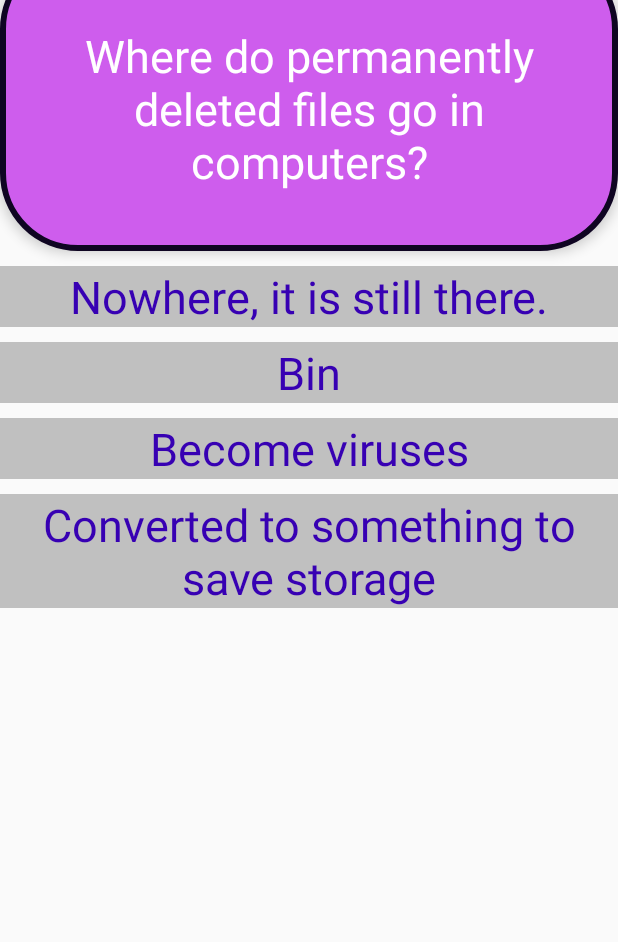
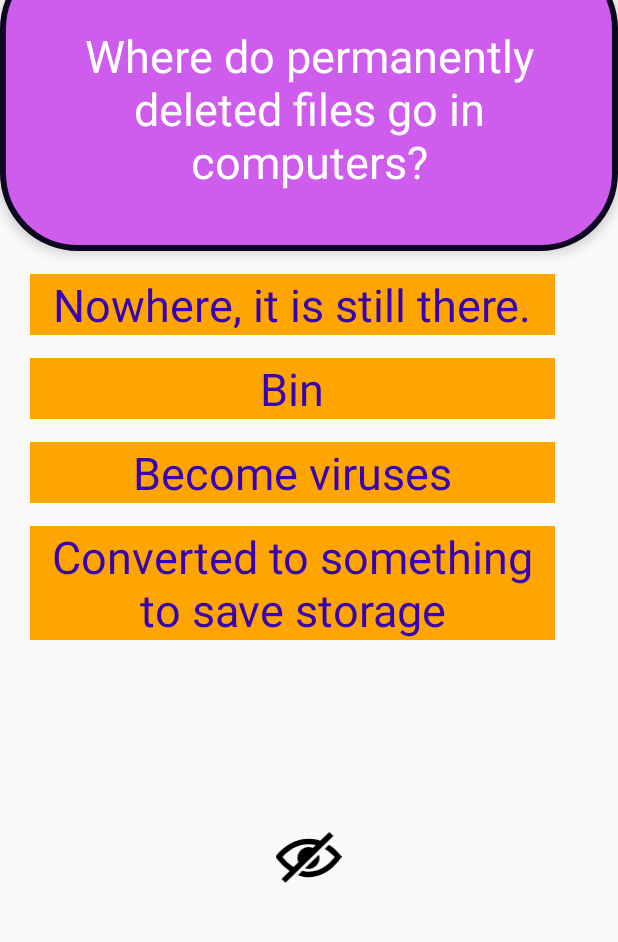
Before and after one commit to PhumuzileMoyo8/FlashCard, an Android app: the screen it shows after launch (MainActivity), on a phone screen of 412 x 824 dp, the part 133-1075 px from its top. Run offline under Robolectric (Android 15) with nearby library versions, the phone set to English and light mode, and no system bars.

Commit message:
new toggle button to show and hide answers

```diff
--- a/app/src/main/java/com/example/flashcard/MainActivity.java
+++ b/app/src/main/java/com/example/flashcard/MainActivity.java
@@ -1,9 +1,12 @@
 package com.example.flashcard;
 
+import androidx.annotation.RequiresApi;
 import androidx.appcompat.app.AppCompatActivity;
 
+import android.os.Build;
 import android.os.Bundle;
 import android.view.View;
+import android.widget.ImageView;
 
 public class MainActivity extends AppCompatActivity {
 
@@ -27,5 +30,79 @@
                 //findViewById(R.id.FC_question).setVisibility(View.VISIBLE);
             }
         });**/
+
+        findViewById(R.id.FC_answerA).setOnClickListener(new View.OnClickListener() {
+            @RequiresApi(api = Build.VERSION_CODES.M)
+            @Override
+            public void onClick(View v) {
+                findViewById(R.id.FC_answerA).setBackgroundColor(getResources().getColor(R.color.Green, null));
+                //findViewById(R.id.FC_question).setVisibility(View.VISIBLE);
+            }
+        });
+
+        findViewById(R.id.FC_answerB).setOnClickListener(new View.OnClickListener() {
+            @RequiresApi(api = Build.VERSION_CODES.M)
+            @Override
+            public void onClick(View v) {
+                findViewById(R.id.FC_answerB).setBackgroundColor(getResources().getColor(R.color.Magenta, null));
+                findViewById(R.id.FC_answerA).setBackgroundColor(getResources().getColor(R.color.Green, null));
+                //findViewById(R.id.FC_question).setVisibility(View.VISIBLE);
+            }
+        });
+
+        findViewById(R.id.FC_answerC).setOnClickListener(new View.OnClickListener() {
+            @RequiresApi(api = Build.VERSION_CODES.M)
+            @Override
+            public void onClick(View v) {
+                findViewById(R.id.FC_answerC).setBackgroundColor(getResources().getColor(R.color.Purple, null));
+                findViewById(R.id.FC_answerA).setBackgroundColor(getResources().getColor(R.color.Green, null));
+                //findViewById(R.id.FC_question).setVisibility(View.VISIBLE);
+            }
+        });
+
+        findViewById(R.id.FC_answerD).setOnClickListener(new View.OnClickListener() {
+            @RequiresApi(api = Build.VERSION_CODES.M)
+            @Override
+            public void onClick(View v) {
+                findViewById(R.id.FC_answerD).setBackgroundColor(getResources().getColor(R.color.Red, null));
+                findViewById(R.id.FC_answerA).setBackgroundColor(getResources().getColor(R.color.Green, null));
+                //findViewById(R.id.FC_question).setVisibility(View.VISIBLE);
+            }
+        });
+
+        findViewById(R.id.FC_Screen).setOnClickListener(new View.OnClickListener() {
+            @RequiresApi(api = Build.VERSION_CODES.M)
+            @Override
+            public void onClick(View v) {
+                findViewById(R.id.FC_answerA).setBackgroundColor(getResources().getColor(R.color.Orange, null));
+                findViewById(R.id.FC_answerB).setBackgroundColor(getResources().getColor(R.color.Orange, null));
+                findViewById(R.id.FC_answerC).setBackgroundColor(getResources().getColor(R.color.Orange, null));
+                findViewById(R.id.FC_answerD).setBackgroundColor(getResources().getColor(R.color.Orange, null));
+
+                findViewById(R.id.FC_answerA).setVisibility(View.VISIBLE);
+                findViewById(R.id.FC_answerB).setVisibility(View.VISIBLE);
+                findViewById(R.id.FC_answerC).setVisibility(View.VISIBLE);
+                findViewById(R.id.FC_answerD).setVisibility(View.VISIBLE);
+
+            }
+        });
+
+        findViewById(R.id.toggle_choices_visibility).setOnClickListener(new View.OnClickListener() {
+            @RequiresApi(api = Build.VERSION_CODES.M)
+            @Override
+            //If the eye is open, user is preparing to view answers. On click, image is set to close eye, which revels the answers
+            public void onClick(View v) {
+
+                ((ImageView) findViewById(R.id.toggle_choices_visibility)).setImageResource(R.drawable.ic_openeye);
+
+                findViewById(R.id.FC_answerA).setVisibility(View.INVISIBLE);
+                findViewById(R.id.FC_answerB).setVisibility(View.INVISIBLE);
+                findViewById(R.id.FC_answerC).setVisibility(View.INVISIBLE);
+                findViewById(R.id.FC_answerD).setVisibility(View.INVISIBLE);
+
+        }
+        });
+
     }
+
 }
--- /dev/null
+++ b/app/src/main/res/drawable/ic_closedeye.xml
@@ -0,0 +1,9 @@
+<vector xmlns:android="http://schemas.android.com/apk/res/android"
+    android:width="24dp"
+    android:height="24dp"
+    android:viewportWidth="24"
+    android:viewportHeight="24">
+  <path
+      android:fillColor="#FF000000"
+      android:pathData="M19.604,2.562l-3.346,3.137c-1.27,-0.428 -2.686,-0.699 -4.243,-0.699 -7.569,0 -12.015,6.551 -12.015,6.551s1.928,2.951 5.146,5.138l-2.911,2.909 1.414,1.414 17.37,-17.035 -1.415,-1.415zM13.588,8.341c-3.288,-1.453 -6.681,1.908 -5.265,5.206l-1.726,1.707c-1.814,-1.16 -3.225,-2.65 -4.06,-3.66 1.493,-1.648 4.817,-4.594 9.478,-4.594 0.927,0 1.796,0.119 2.61,0.315l-1.037,1.026zM10.705,15.772l5.09,-4.993c1.017,3.111 -2.003,6.067 -5.09,4.993zM24,11.551s-4.252,7.449 -11.985,7.449c-1.379,0 -2.662,-0.291 -3.851,-0.737l1.614,-1.583c0.715,0.193 1.458,0.32 2.237,0.32 4.791,0 8.104,-3.527 9.504,-5.364 -0.729,-0.822 -1.956,-1.99 -3.587,-2.952l1.489,-1.46c2.982,1.9 4.579,4.327 4.579,4.327z"/>
+</vector>
--- /dev/null
+++ b/app/src/main/res/drawable/ic_openeye.xml
@@ -0,0 +1,9 @@
+<vector xmlns:android="http://schemas.android.com/apk/res/android"
+    android:width="24dp"
+    android:height="24dp"
+    android:viewportWidth="24"
+    android:viewportHeight="24">
+  <path
+      android:fillColor="#FF000000"
+      android:pathData="M12.015,7c4.751,0 8.063,3.012 9.504,4.636 -1.401,1.837 -4.713,5.364 -9.504,5.364 -4.42,0 -7.93,-3.536 -9.478,-5.407 1.493,-1.647 4.817,-4.593 9.478,-4.593zM12.015,5c-7.569,0 -12.015,6.551 -12.015,6.551s4.835,7.449 12.015,7.449c7.733,0 11.985,-7.449 11.985,-7.449s-4.291,-6.551 -11.985,-6.551zM12,8c-2.21,0 -4,1.791 -4,4s1.79,4 4,4c2.209,0 4,-1.791 4,-4s-1.791,-4 -4,-4zM11.996,11.999c-0.564,0.564 -1.479,0.564 -2.044,0s-0.565,-1.48 0,-2.044c0.564,-0.564 1.479,-0.564 2.044,0s0.565,1.479 0,2.044z"/>
+</vector>
--- a/app/src/main/res/layout/activity_main.xml
+++ b/app/src/main/res/layout/activity_main.xml
@@ -1,28 +1,30 @@
 <?xml version="1.0" encoding="utf-8"?>
 <RelativeLayout xmlns:android="http://schemas.android.com/apk/res/android"
     xmlns:tools="http://schemas.android.com/tools"
+    android:id="@+id/FC_Screen"
     android:layout_width="match_parent"
     android:layout_height="match_parent"
     tools:context=".MainActivity">
 
     <TextView
         android:id="@+id/FC_question"
+        android:layout_width="match_parent"
+        android:layout_height="200dp"
         android:background="@drawable/solid_color_shape"
         android:elevation="5dp"
+        android:gravity="center"
+        android:text="Where do permanently deleted files go in computers?"
         android:textColor="@color/White"
-        android:layout_width="match_parent"
-        android:layout_height="200dp"
-        android:text="Where do permanently deleted files go in computers?"
-        android:gravity="center"
         android:textSize="30sp" />
 
     <TextView
         android:id="@+id/FC_answerA"
-        android:layout_width="match_parent"
+        android:layout_width="350dp"
         android:layout_height="wrap_content"
         android:layout_below="@+id/FC_question"
-        android:layout_marginTop="10dp"
-        android:background="@color/Silver"
+        android:layout_marginLeft="20dp"
+        android:layout_marginTop="15dp"
+        android:background="@color/Orange"
         android:gravity="center"
         android:text="Nowhere, it is still there."
         android:textColor="@color/colorPrimaryDark"
@@ -31,11 +33,12 @@
 
     <TextView
         android:id="@+id/FC_answerB"
-        android:layout_width="match_parent"
+        android:layout_width="350dp"
         android:layout_height="wrap_content"
         android:layout_below="@+id/FC_answerA"
-        android:layout_marginTop="10dp"
-        android:background="@color/Silver"
+        android:layout_marginLeft="20dp"
+        android:layout_marginTop="15dp"
+        android:background="@color/Orange"
         android:gravity="center"
         android:text="Bin"
         android:textColor="@color/colorPrimaryDark"
@@ -44,11 +47,12 @@
 
     <TextView
         android:id="@+id/FC_answerC"
-        android:layout_width="match_parent"
+        android:layout_width="350dp"
         android:layout_height="wrap_content"
         android:layout_below="@+id/FC_answerB"
-        android:layout_marginTop="10dp"
-        android:background="@color/Silver"
+        android:layout_marginLeft="20dp"
+        android:layout_marginTop="15dp"
+        android:background="@color/Orange"
         android:gravity="center"
         android:text="Become viruses"
         android:textColor="@color/colorPrimaryDark"
@@ -57,15 +61,27 @@
 
     <TextView
         android:id="@+id/FC_answerD"
-        android:layout_width="match_parent"
+        android:layout_width="350dp"
         android:layout_height="wrap_content"
         android:layout_below="@+id/FC_answerC"
-        android:layout_marginTop="10dp"
-        android:background="@color/Silver"
+        android:layout_marginLeft="20dp"
+        android:layout_marginTop="15dp"
+        android:background="@color/Orange"
         android:gravity="center"
         android:text="Converted to something to save storage"
         android:textColor="@color/colorPrimaryDark"
         android:textSize="30sp"
         android:visibility="visible" />
 
+    <ImageView
+        android:id="@+id/toggle_choices_visibility"
+        android:layout_width="59dp"
+        android:layout_height="44dp"
+        android:layout_alignBottom="@+id/FC_answerD"
+        android:layout_centerHorizontal="true"
+        android:layout_marginBottom="-167dp"
+        android:src="@drawable/ic_closedeye" />
+
+
+
 </RelativeLayout>
```
Also changed, not shown: 1 other file.
